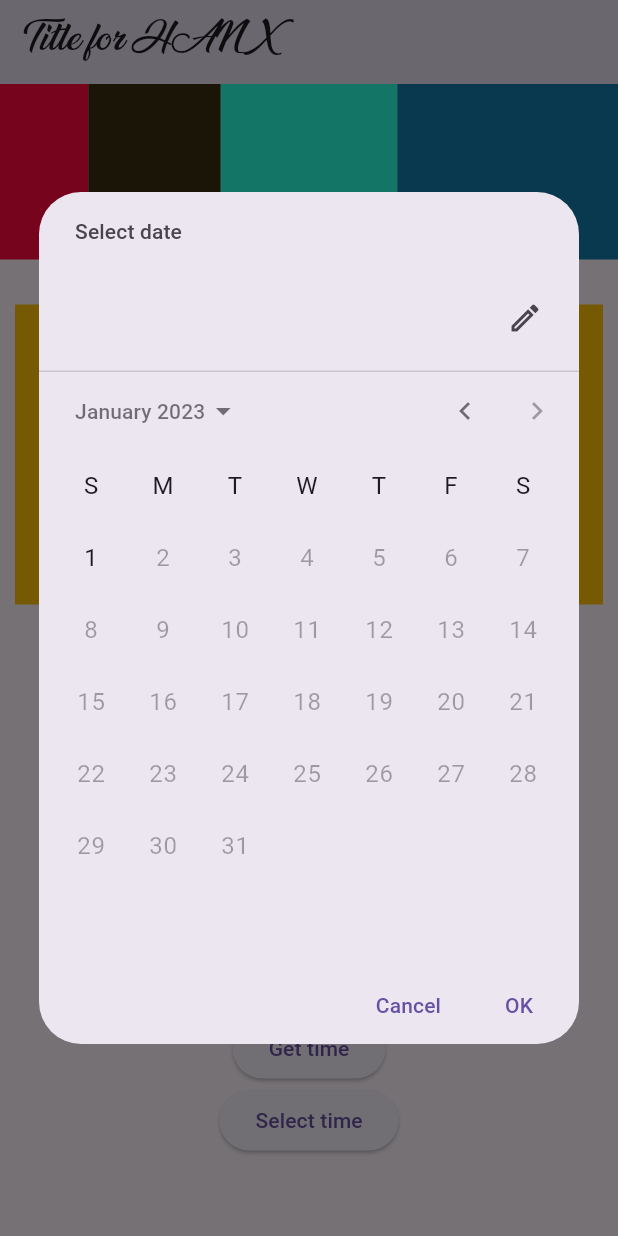
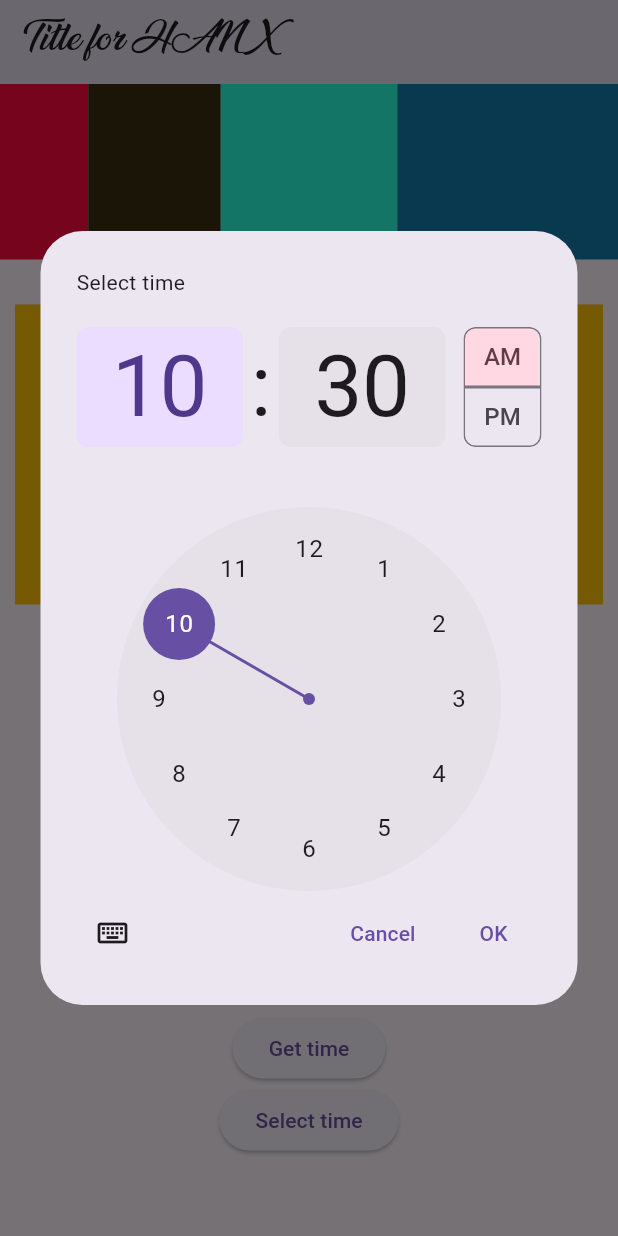
Before and after one commit to Hanzla-Nouman/Flutter-Dart-Basics, a Flutter app: the screen it shows after launch, scrolled down 683 dp, after a tap on "Select time", on a phone screen of 412 x 824 dp. Run offline on Flutter 3.47's test engine with Material 3 defaults, Android fonts, the phone set to English and light mode, and no system bars.

Commit message:
Date and time pickers

```diff
--- a/lib/main.dart
+++ b/lib/main.dart
@@ -330,10 +330,10 @@ class _MyHomePageState extends State<MyHomePage> {
                               child: Text('Get time')),
                           ElevatedButton(
                               onPressed: () {
-                                showDatePicker(
+                                showTimePicker(
                                     context: context,
-                                    firstDate: DateTime(2021),
-                                    lastDate: DateTime(2023));
+                                    initialTime: TimeOfDay.now(),
+                                    initialEntryMode: TimePickerEntryMode.dial);
                               },
                               child: Text('Select time')),
                         ],
```
